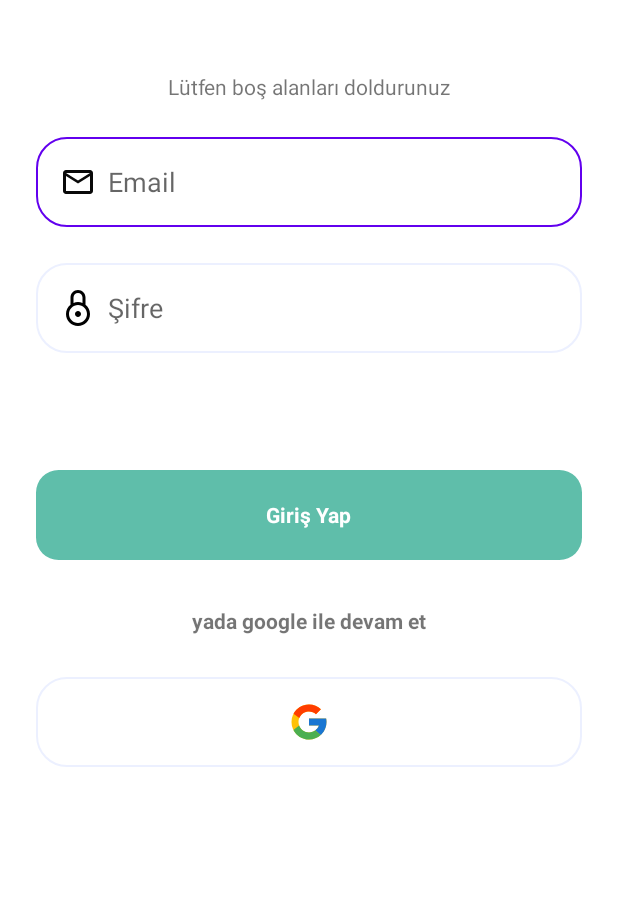
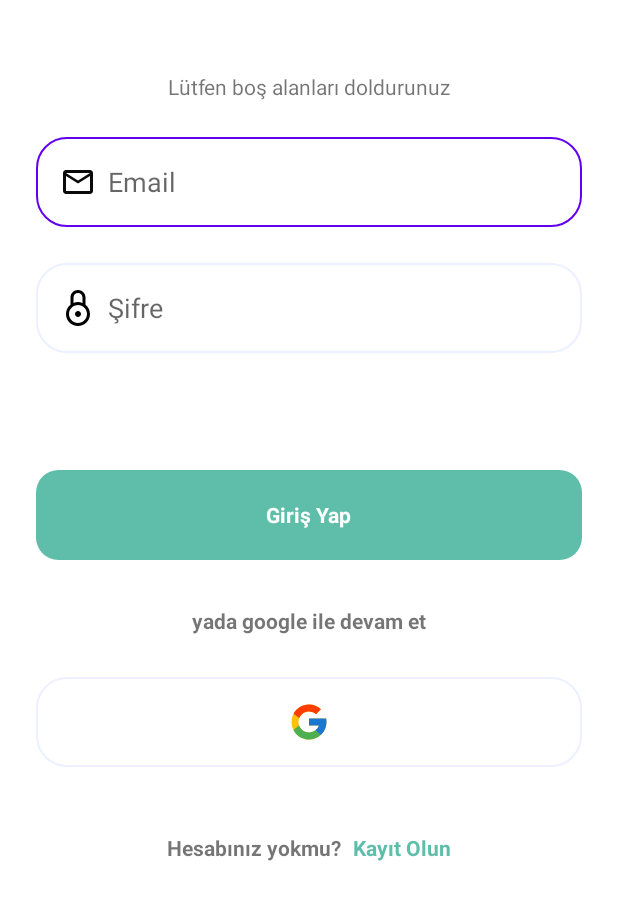
Before and after one commit to polataydinn/Time-To-Pray, an Android app: the screen it shows after launch (MainActivity), on a phone screen of 412 x 824 dp. Shown: the top 900 px of the screen. Run offline under Robolectric (Android 15) with nearby library versions, the phone set to English and light mode, and no system bars.

Commit message:
LoginFragment desing is done.

```diff
--- a/app/src/main/res/layout/fragment_login.xml
+++ b/app/src/main/res/layout/fragment_login.xml
@@ -116,5 +116,32 @@
                 android:layout_gravity="center"/>
     </FrameLayout>
 
+    <LinearLayout
+        android:layout_width="match_parent"
+        android:layout_height="60dp"
+        app:layout_constraintEnd_toEndOf="parent"
+        app:layout_constraintStart_toStartOf="parent"
+        android:gravity="center"
+        app:layout_constraintTop_toBottomOf="@+id/google_view"
+        android:layout_margin="24dp">
+
+        <TextView
+            android:layout_width="wrap_content"
+            android:layout_height="wrap_content"
+            android:textStyle="bold"
+            android:text="@string/if_you_dont_have_an_account"/>
+
+        <TextView
+            android:layout_width="wrap_content"
+            android:layout_height="wrap_content"
+            android:textStyle="bold"
+            android:textColor="@color/turquoise"
+            android:layout_marginStart="8dp"
+            android:text="@string/do_register"
+            android:focusable="true"
+            android:clickable="true"
+            android:foreground="?android:attr/selectableItemBackground"/>
+    </LinearLayout>
+
 
 </androidx.constraintlayout.widget.ConstraintLayout>
--- a/app/src/main/res/values/strings.xml
+++ b/app/src/main/res/values/strings.xml
@@ -7,4 +7,6 @@
     <string name="password">Şifre</string>
     <string name="login_text">Giriş Yap</string>
     <string name="google_ile_devam_et">yada google ile devam et</string>
+    <string name="if_you_dont_have_an_account">Hesabınız yokmu? </string>
+    <string name="do_register">Kayıt Olun</string>
 </resources>
```
